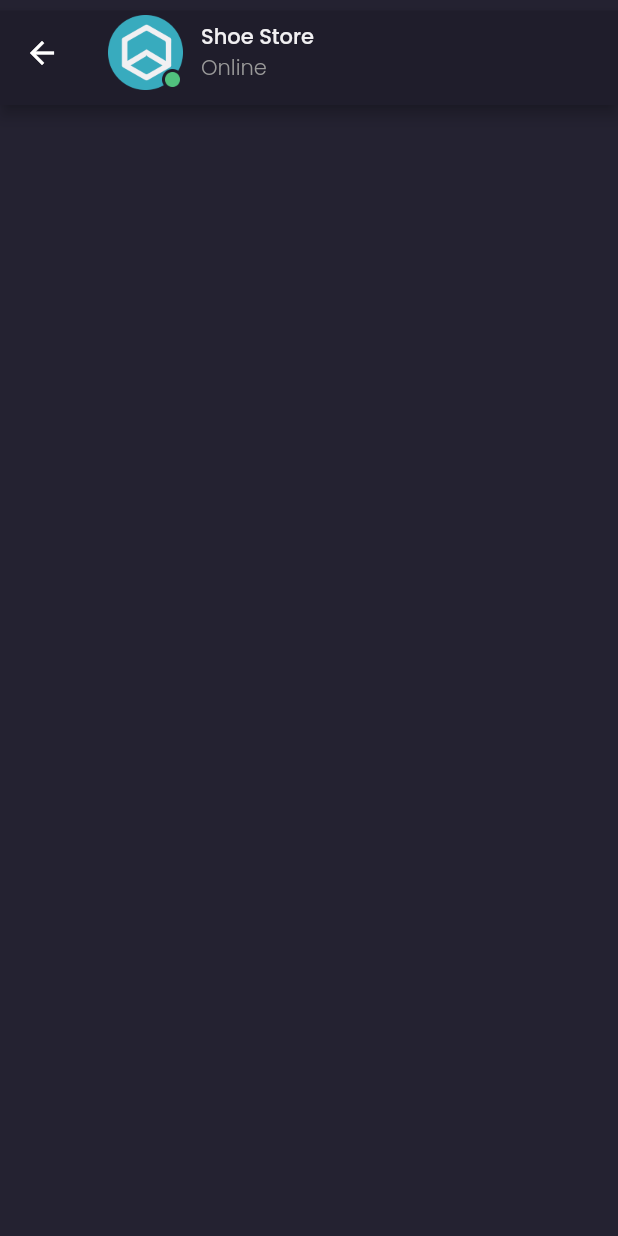
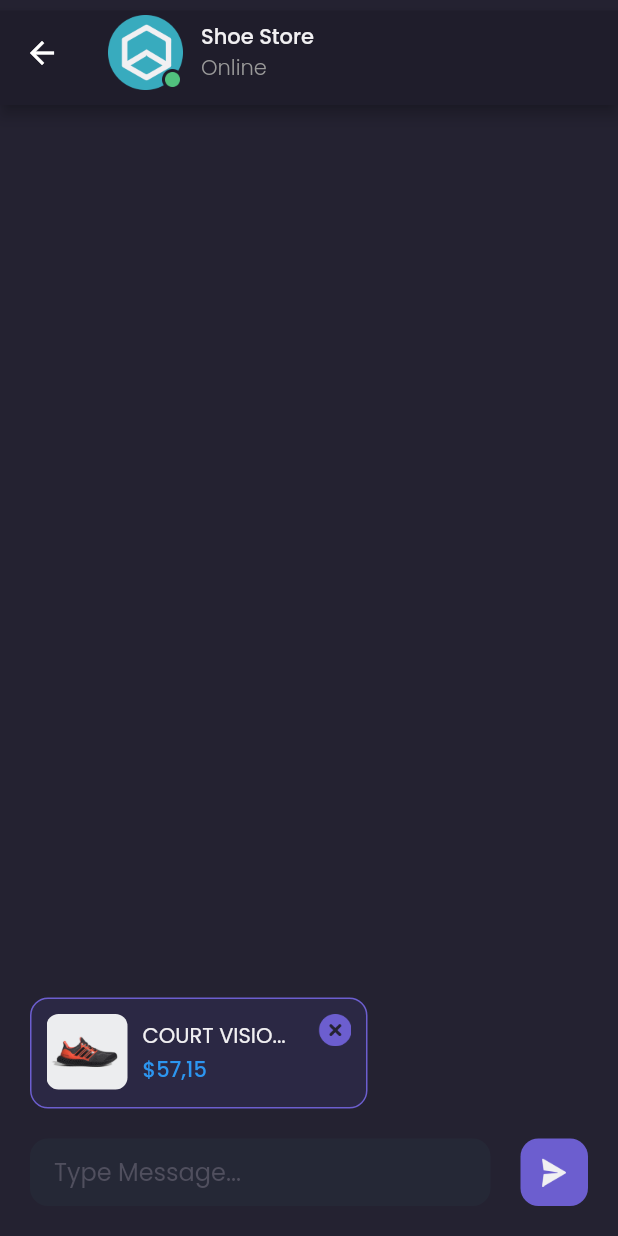
Before and after one commit to Syahro/shamo, a Flutter app: the DetailChatPage screen opened by its route, on a phone screen of 412 x 824 dp. Run offline on Flutter 3.47's test engine with Material 2 defaults, Android fonts, the phone set to English and light mode, and no system bars; our stand-ins replace google_fonts.

Commit message:
done add chatPreviewProductPage

```diff
--- a/lib/pages/detail_chat_page.dart
+++ b/lib/pages/detail_chat_page.dart
@@ -42,9 +42,121 @@ class DetailChatPage extends StatelessWidget {
       );
     }
 
+    Widget productPreview() {
+      return Container(
+        width: 225,
+        height: 74,
+        padding: EdgeInsets.all(10),
+        margin: EdgeInsets.only(
+          bottom: 20,
+        ),
+        decoration: BoxDecoration(
+          color: backgroundColor5,
+          borderRadius: BorderRadius.circular(12),
+          border: Border.all(color: primaryColor),
+        ),
+        child: Row(
+          crossAxisAlignment: CrossAxisAlignment.start,
+          children: [
+            ClipRRect(
+              borderRadius: BorderRadius.circular(8),
+              child: Image.asset(
+                'assets/image_shoes.png',
+                width: 54,
+              ),
+            ),
+            SizedBox(
+              width: 10,
+            ),
+            Expanded(
+              child: Column(
+                crossAxisAlignment: CrossAxisAlignment.start,
+                mainAxisAlignment: MainAxisAlignment.center,
+                children: [
+                  Text(
+                    'COURT VISIO...',
+                    style: primaryTextStyle.copyWith(
+                      fontSize: 14,
+                      fontWeight: regular,
+                    ),
+                    overflow: TextOverflow.ellipsis,
+                  ),
+                  SizedBox(
+                    height: 2,
+                  ),
+                  Text(
+                    '\$57,15',
+                    style: priceTextStyle.copyWith(
+                      fontSize: 14,
+                      fontWeight: medium,
+                    ),
+                  ),
+                ],
+              ),
+            ),
+            Image.asset(
+              'assets/btn_close.png',
+              width: 22,
+            ),
+          ],
+        ),
+      );
+    }
+
+    Widget chatInput() {
+      return Container(
+        margin: EdgeInsets.all(20),
+        child: Column(
+          crossAxisAlignment: CrossAxisAlignment.start,
+          mainAxisSize: MainAxisSize.min,
+          children: [
+            productPreview(),
+            Row(
+              mainAxisAlignment: MainAxisAlignment.spaceBetween,
+              children: [
+                Expanded(
+                  child: Container(
+                    height: 45,
+                    padding: EdgeInsets.symmetric(horizontal: 16),
+                    margin: EdgeInsets.only(right: 20),
+                    decoration: BoxDecoration(
+                      color: backgroundColor4,
+                      borderRadius: BorderRadius.circular(12),
+                    ),
+                    child: Center(
+                      child: TextFormField(
+                        decoration: InputDecoration.collapsed(
+                            hintText: 'Type Message...',
+                            hintStyle: subtitleTextStyle),
+                      ),
+                    ),
+                  ),
+                ),
+                Container(
+                  width: 45,
+                  height: 45,
+                  padding: EdgeInsets.all(13),
+                  decoration: BoxDecoration(
+                    color: primaryColor,
+                    borderRadius: BorderRadius.circular(12),
+                  ),
+                  child: Image.asset(
+                    'assets/btn_send.png',
+                    width: 19,
+                    height: 16,
+                  ),
+                )
+              ],
+            ),
+          ],
+        ),
+      );
+    }
+
     return Scaffold(
       extendBody: true,
       backgroundColor: backgroundColor3,
+      bottomNavigationBar: chatInput(),
       appBar: header(),
     );
   }
--- a/lib/theme.dart
+++ b/lib/theme.dart
@@ -11,6 +11,7 @@ Color backgroundColor1 = Color(0XFF1F1D2B);
 Color backgroundColor2 = Color(0XFF2B2937);
 Color backgroundColor3 = Color(0XFF242231);
 Color backgroundColor4 = Color(0XFF252836);
+Color backgroundColor5 = Color(0XFF2B2844);
 Color primaryTextColor = Color(0XFFF1F0F2);
 Color secondaryTextColor = Color(0XFF999999);
 Color subtitleColor = Color(0XFF504F5E);
```
Also changed, not shown: assets/btn_close.png (added), assets/btn_send.png (added).
